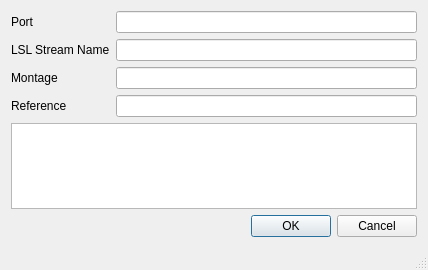
The window that GUI/mainwindow.ui (WearableSensing/App-WearableSensing) describes before a commit, drawn with Qt 5.
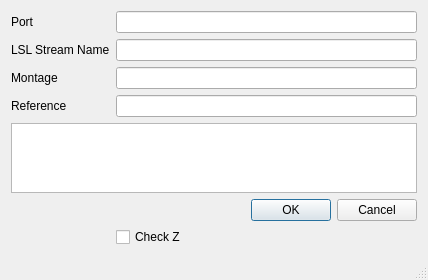
The same window after the commit.

Commit message: Added CheckBox for Impedance

```diff
--- a/GUI/mainwindow.ui
+++ b/GUI/mainwindow.ui
@@ -60,6 +60,17 @@
       </property>
      </widget>
     </item>
+    
+    <item row="9" column="2">
+        <widget class="QCheckBox" name="ZCheckBox">
+            <property name="toolTip">
+                <string>&lt;html&gt;&lt;head/&gt;&lt;body&gt;&lt;p&gt;Checks Impedance&lt;/p&gt;&lt;/body&gt;&lt;/html&gt;</string>
+            </property>
+            <property name="text">
+                <string>Check Z</string>
+            </property>
+        </widget>
+    </item>
 
     <item row="0" column="1">
      <widget class="QLabel" name="portLabel">
```
The commit also changes 4 other files.
